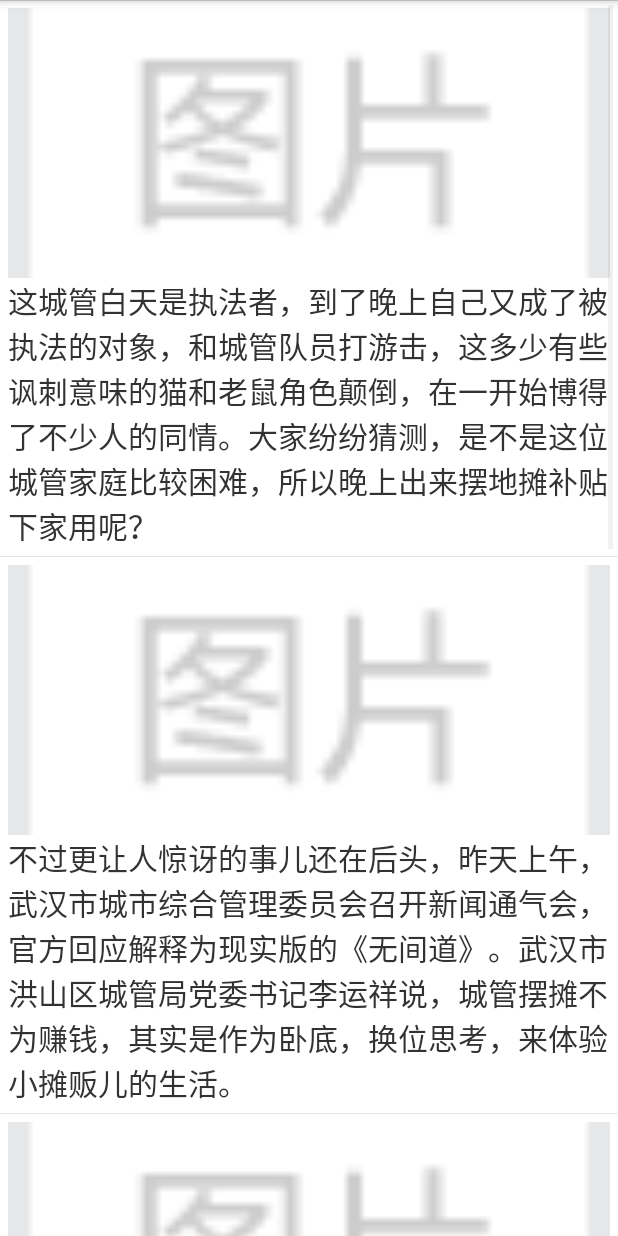
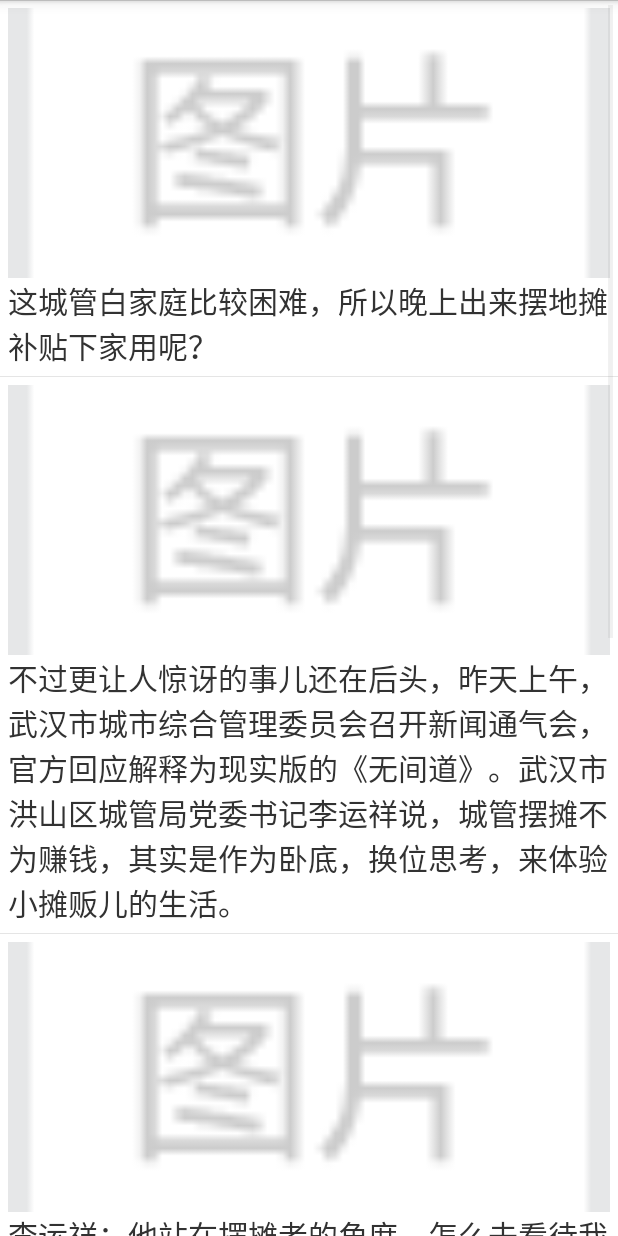
Before and after one commit to jackymen/MyApplication, an Android app: the PicsNewsAct screen opened directly, with no data from a screen before it, on a phone screen of 412 x 824 dp. Run offline under Robolectric (Android 15) with nearby library versions, the phone set to English and light mode, and no system bars; our stand-ins replace Picasso; pictures from the network do not load.

Commit message:
Update PicsNewsAct.java

```diff
--- a/newsapp/src/main/java/com/tianzhi/newsapp/ui/PicsNewsAct.java
+++ b/newsapp/src/main/java/com/tianzhi/newsapp/ui/PicsNewsAct.java
@@ -35,7 +35,7 @@ public class PicsNewsAct extends Activity {
 		final String urls[] = {Constant.imageUrls[1],Constant.imageUrls[2],Constant.imageUrls[3],Constant.imageUrls[4],Constant.imageUrls[5]};
 
 		final String contents[] = {
-				"这城管白天是执法者，到了晚上自己又成了被执法的对象，和城管队员打游击，这多少有些讽刺意味的猫和老鼠角色颠倒，在一开始博得了不少人的同情。大家纷纷猜测，是不是这位城管家庭比较困难，所以晚上出来摆地摊补贴下家用呢？",
+				"这城管白家庭比较困难，所以晚上出来摆地摊补贴下家用呢？",
 				"不过更让人惊讶的事儿还在后头，昨天上午，武汉市城市综合管理委员会召开新闻通气会，官方回应解释为现实版的《无间道》。武汉市洪山区城管局党委书记李运祥说，城管摆摊不为赚钱，其实是作为卧底，换位思考，来体验小摊贩儿的生活。",
 				"李运祥：他站在摆摊者的角度，怎么去看待我们的执法，我们也想通过他们的感受，来纠正我们在执法过程当中一些不合理的现象，包括一些不文明不人性化的这些行为，这是我们的初衷。",
 				"武汉市城管委介绍说，他们向洪山区城管局了解了情况，决定要公布一下事情的真相，原来摆地摊的两名城管工作者分别是武汉市洪山区城管局执法大队直属七中队执法人员桂文静和局办公室工作人员杨希，他们从今年5月份开始在武昌徐东新世界百货附近摆摊卖小饰品和水杯等。",
```
